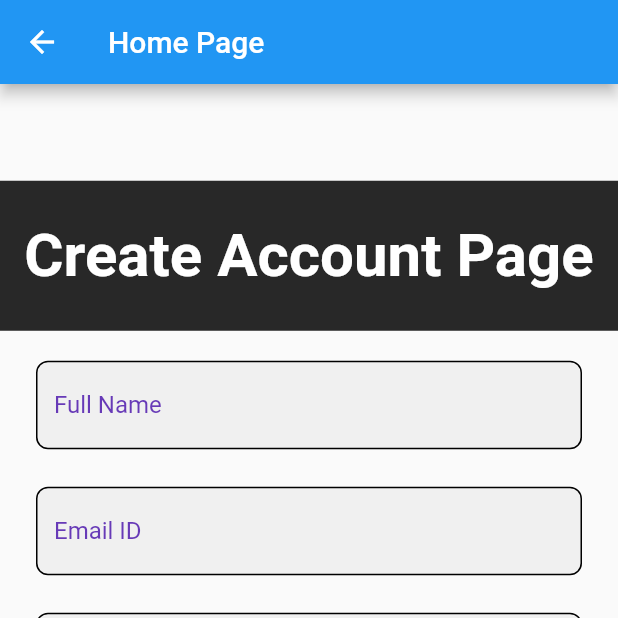
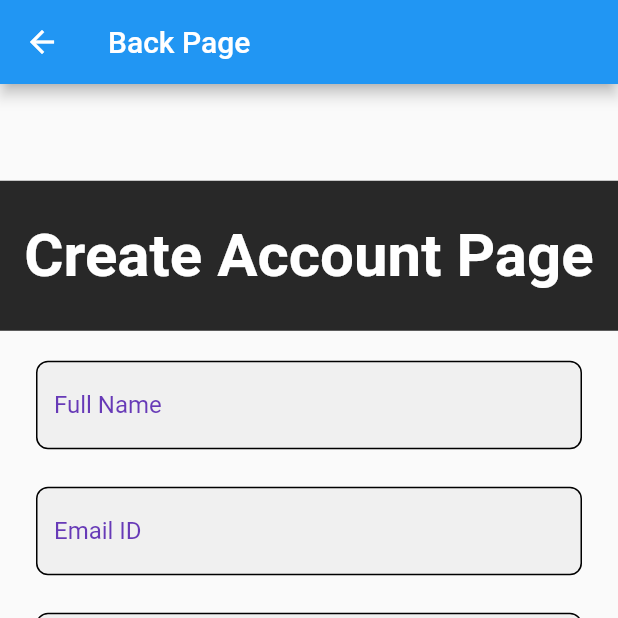
Before and after one commit to saini128/CCShack, a Flutter app: the Register screen opened directly, on a phone screen of 412 x 824 dp, the top half of it. Run offline on Flutter 3.47's test engine with Material 2 defaults, Android fonts, the phone set to English and light mode, and no system bars.

Commit message:
edited version2

```diff
--- a/lib/screens/login.dart
+++ b/lib/screens/login.dart
@@ -40,7 +40,7 @@ class _Login extends State<Login> {
             Navigator.pop(context);
           },
         ),
-        title: Text('Home Page'),
+        title: Text('Back Page'),
       ),
       body: Center(
         child: SingleChildScrollView(
--- a/lib/screens/register.dart
+++ b/lib/screens/register.dart
@@ -24,7 +24,7 @@ class _Register extends State<Register> {
             Navigator.pop(context);
           },
         ),
-        title: Text('Home Page'),
+        title: Text('Back Page'),
       ),
       body: Center(
         child: SingleChildScrollView(
```
